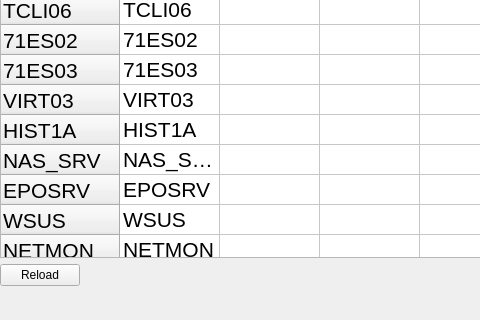
Above: WindowsSecurityUpdateMainWindow.ui from bassogio/WindowsSecurityUpdateGUI before the change; both pictures show x 0 to 480 and y 534 to 854 of the 1293 by 854 pixel window. Below: the same form after it.
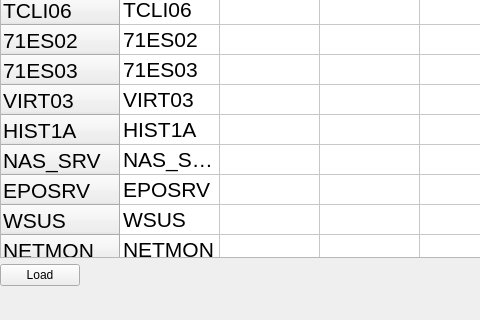
That is the form after the change.

Commit message: update buttons disabled appearance and pop message

The edit to the form file:
```diff
--- a/WindowsSecurityUpdateMainWindow.ui
+++ b/WindowsSecurityUpdateMainWindow.ui
@@ -30,7 +30,7 @@
         <string/>
        </property>
        <property name="text">
-        <string>Reload</string>
+        <string>Load</string>
        </property>
       </widget>
      </item>
```
Left out of the diff: 2 changed lines with no effect on the pictures. The commit also changes 1 other file.
